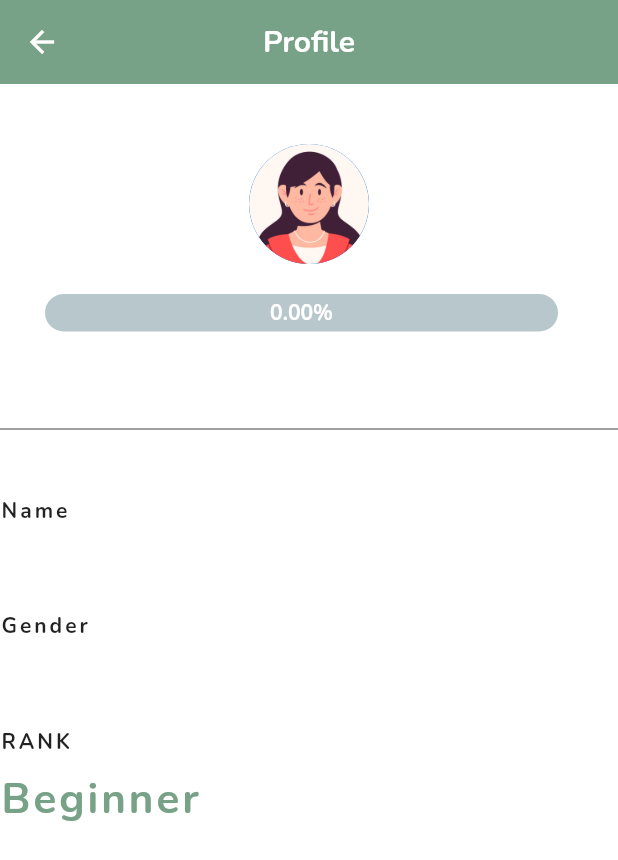
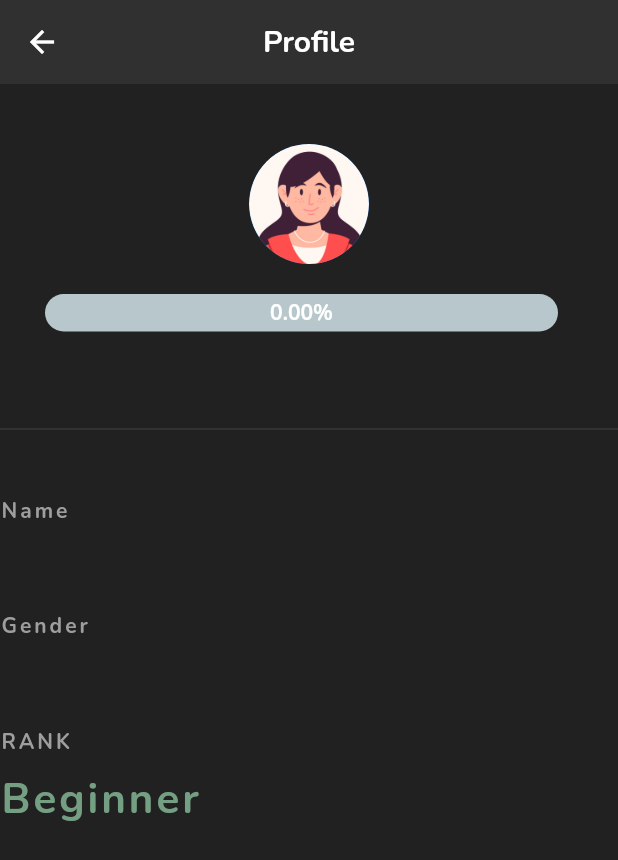
Before and after one commit to Eugene-C1/FlashCard, a Flutter app: the ID screen opened directly, on a phone screen of 412 x 824 dp. Shown: the top 860 px of the screen. Run offline on Flutter 3.47's test engine with Material 2 defaults, Android fonts, the phone set to English and light mode, and no system bars; drawn by our look-alikes of percent_indicator; our stand-ins replace after_layout, animated_splash_screen, flip_card, page_transition, shared_preferences, sqflite; accounts and stored records are empty.

Commit message:
9th commit

```diff
--- a/lib/profile.dart
+++ b/lib/profile.dart
@@ -55,11 +55,11 @@ class _IDState extends State<ID> {
       imagePath = 'assets/images/girl.png';
     }
     return Scaffold(
-      backgroundColor: Colors.white,
+      backgroundColor: Colors.grey[900],
       appBar: AppBar(
         title: Text('Profile'),
         centerTitle: true,
-        backgroundColor: Color(0xFFB76A185),
+        backgroundColor: Colors.grey[850],
         elevation: 0.0,
       ),
       body: Padding(
@@ -99,7 +99,7 @@ class _IDState extends State<ID> {
             Text(
               'Name',
               style: TextStyle(
-                //color: Colors.grey,
+                color: Colors.grey,
                 letterSpacing: 2.0,
               ),
             ),
@@ -118,7 +118,7 @@ class _IDState extends State<ID> {
             Text(
               'Gender',
               style: TextStyle(
-                //color: Colors.grey,
+                color: Colors.grey,
                 letterSpacing: 2.0,
               ),
             ),
@@ -137,7 +137,7 @@ class _IDState extends State<ID> {
             Text(
               'RANK',
               style: TextStyle(
-                //color: Colors.grey,
+                color: Colors.grey,
                 letterSpacing: 2.0,
               ),
             ),
--- a/lib/resultpage.dart
+++ b/lib/resultpage.dart
@@ -59,7 +59,7 @@ class _ResultPageState extends State<ResultPage> {
     return WillPopScope(
       onWillPop: () async {
         final snack = SnackBar(
-          content: Text('Not Allowed to go back'),
+          content: Text('Not allowed to go back'),
           duration: Duration(seconds: 2),
         );
         ScaffoldMessenger.of(context).showSnackBar(snack);
@@ -138,6 +138,7 @@ class _ResultPageState extends State<ResultPage> {
             ),
           ),
           floatingActionButton: new FloatingActionButton(
+            backgroundColor: Colors.orange,
             heroTag: 'Next Page Button',
             child: Icon(Icons.check),
             onPressed: () {
--- a/lib/splash.dart
+++ b/lib/splash.dart
@@ -1,4 +1,5 @@
 import 'package:animated_splash_screen/animated_splash_screen.dart';
+import 'package:flutter/cupertino.dart';
 import 'package:flutter/material.dart';
 import 'package:page_transition/page_transition.dart';
 import 'package:after_layout/after_layout.dart';
@@ -18,6 +19,7 @@ class Splash extends StatelessWidget {
       child: AnimatedSplashScreen(
         backgroundColor: Colors.white,
         splash: 'assets/images/splashlogo.png',
+        splashIconSize: 200,
         //splashTransition: SplashTransition.fadeTransition,
         pageTransitionType: PageTransitionType.fade,
         duration: 3000,
@@ -43,7 +45,7 @@ class _CheckState extends State<Check> with AfterLayoutMixin<Check> {
       Navigator.of(context).pushReplacement(
         new MaterialPageRoute(
           builder: (context) => new StartupPage(title: 'Start Up'),
-          // NOTE: Changeback to HomePage!!!!!!!!!!!!!!!!!!!!!!!!!!!!!!!!!!!!!!!!!!!!!
+          // NOTE: Changeback to MyHomePage() !!!!!!!!!!!!!!!!!!!!!!!!!!!!!!!!!!!!!!!!!!!!!
         ),
       );
     } else {
```
Also changed, not shown: lib/listpage.dart (+11 -2 lines), assets/images/splashlogo.png, 16 other files.
